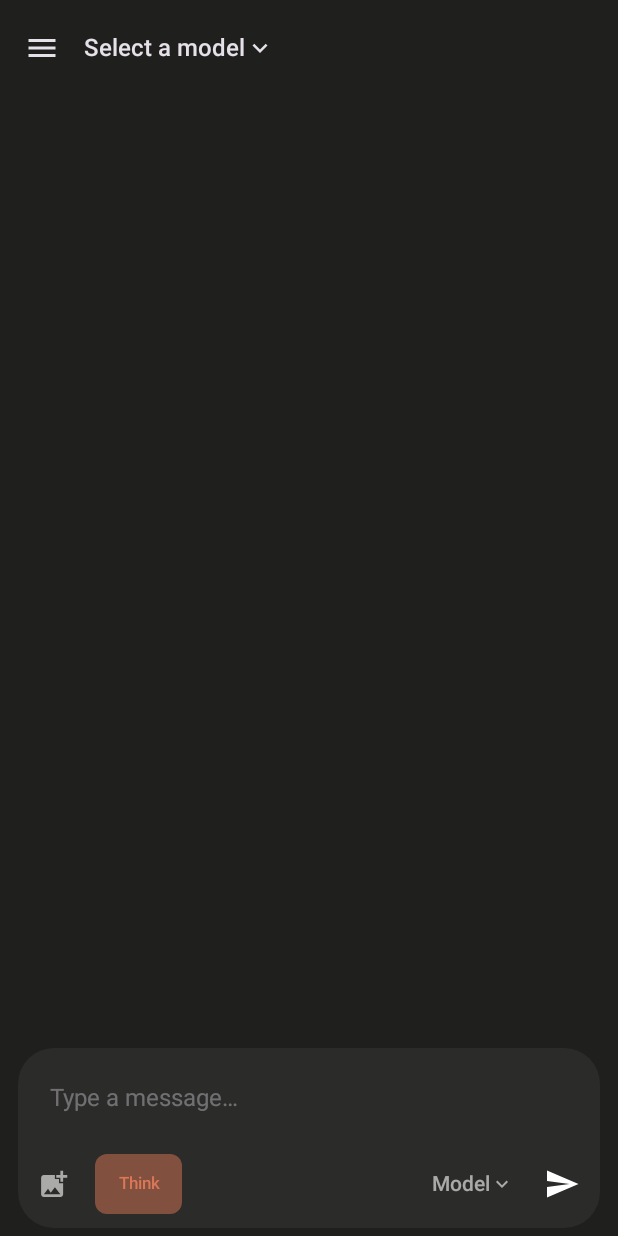
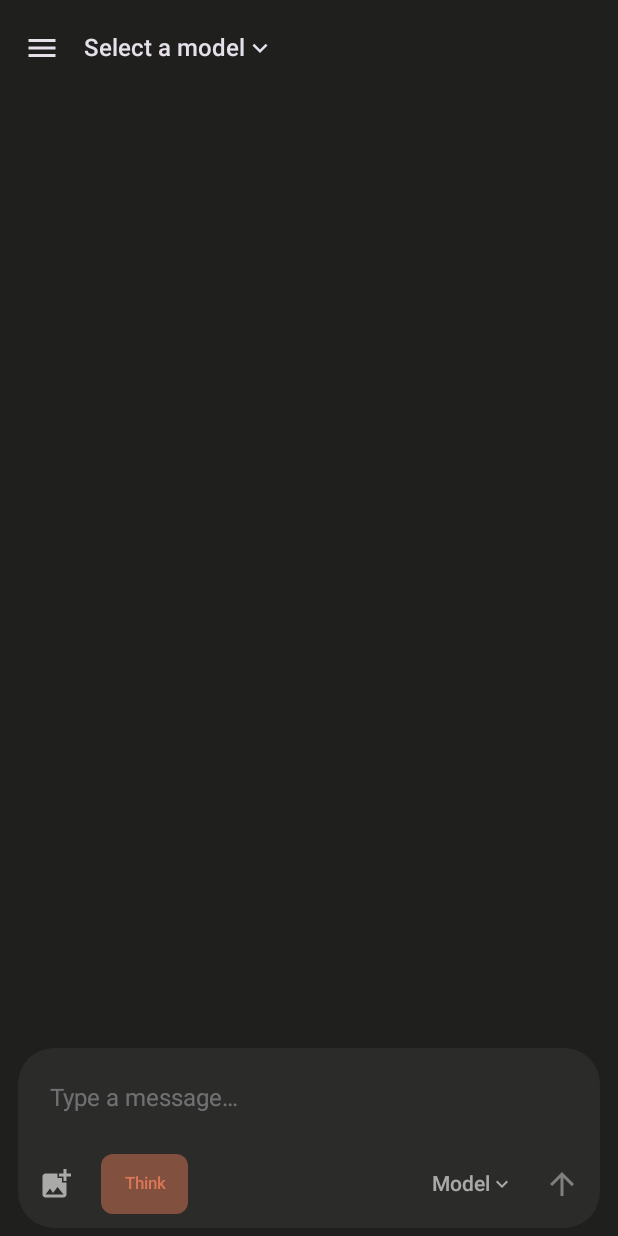
Before and after one commit to cotizcesar/warped, an Android app built with Jetpack Compose: the ChatScreen screen opened through its navigation route, on a phone screen of 412 x 824 dp. Run offline under Robolectric (Android 15) with nearby library versions, the light colour scheme and no system bars; our stand-ins replace Dagger/Hilt's generated code; 1 statement that could not run was skipped.

Commit message:
fix: image icon same size as send, arrow up orange when text present

```diff
--- a/app/src/main/java/com/warped/ui/chat/components/ChatInputBar.kt
+++ b/app/src/main/java/com/warped/ui/chat/components/ChatInputBar.kt
@@ -2,8 +2,8 @@ package com.warped.ui.chat.components
 
 import androidx.compose.foundation.layout.*
 import androidx.compose.material.icons.Icons
-import androidx.compose.material.icons.automirrored.filled.Send
 import androidx.compose.material.icons.filled.AddPhotoAlternate
+import androidx.compose.material.icons.filled.ArrowUpward
 import androidx.compose.material.icons.filled.KeyboardArrowDown
 import androidx.compose.material.icons.filled.Psychology
 import androidx.compose.material.icons.filled.Stop
@@ -71,9 +71,9 @@ fun ChatInputBar(
             ) {
                 // Left group
                 Row(verticalAlignment = Alignment.CenterVertically) {
-                    IconButton(onClick = onAddImage, modifier = Modifier.size(36.dp)) {
+                    IconButton(onClick = onAddImage, modifier = Modifier.size(40.dp)) {
                         Icon(Icons.Filled.AddPhotoAlternate, "Add image",
-                            tint = Color.White.copy(alpha = 0.6f), modifier = Modifier.size(22.dp))
+                            tint = Color.White.copy(alpha = 0.6f), modifier = Modifier.size(24.dp))
                     }
                     // Think toggle
                     Spacer(Modifier.width(10.dp))
@@ -143,8 +143,11 @@ fun ChatInputBar(
                         Icon(Icons.Filled.Stop, "Stop", tint = Color.White, modifier = Modifier.size(24.dp))
                     }
                 } else {
-                    IconButton(onClick = onSend, enabled = canSend && text.isNotBlank(), modifier = Modifier.size(40.dp)) {
-                        Icon(Icons.AutoMirrored.Filled.Send, "Send", tint = Color.White, modifier = Modifier.size(24.dp))
+                    val hasText = text.isNotBlank()
+                    IconButton(onClick = onSend, enabled = canSend && hasText, modifier = Modifier.size(40.dp)) {
+                        Icon(Icons.Filled.ArrowUpward, "Send",
+                            tint = if (hasText && canSend) MaterialTheme.colorScheme.primary else Color.White.copy(alpha = 0.4f),
+                            modifier = Modifier.size(24.dp))
                     }
                 }
             }
```
